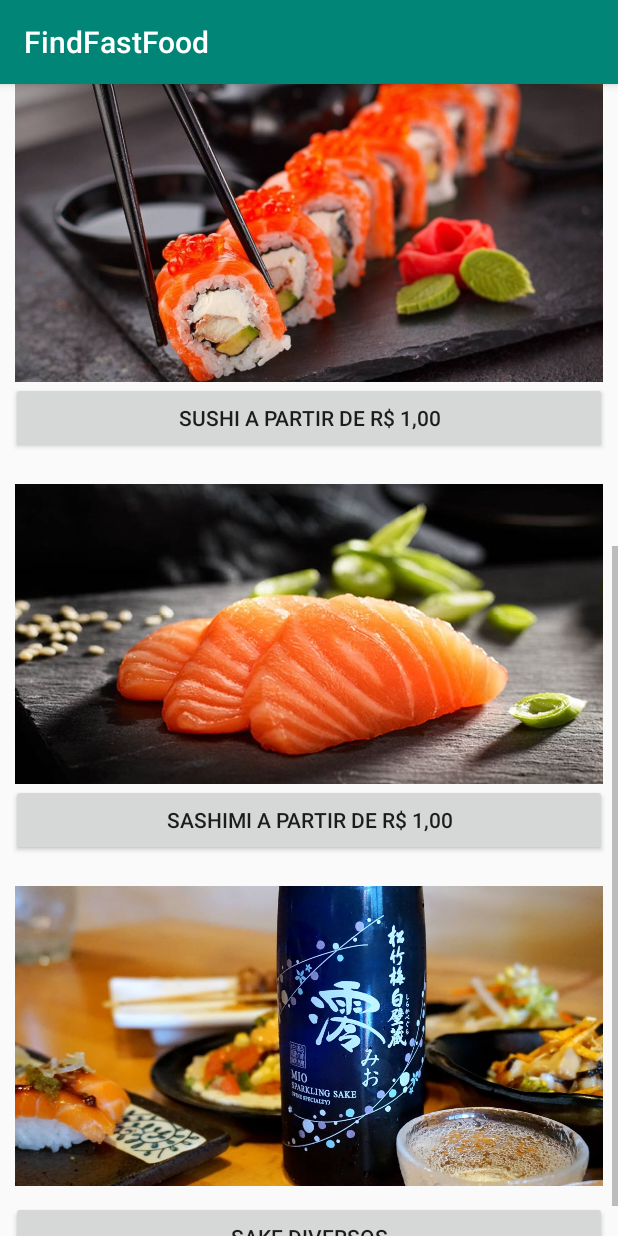
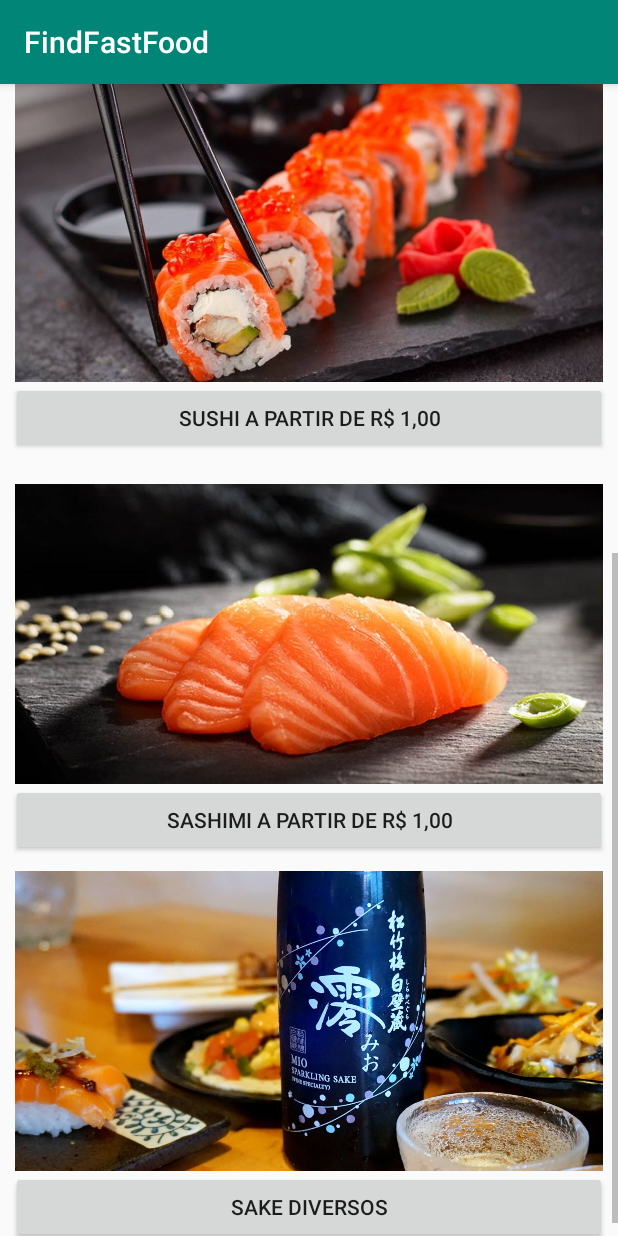
Before and after one commit to ParzivalMarcos/FindFastFoodDefinitivo, an Android app: the Japonesa screen opened directly, with no data from a screen before it, scrolled down 537 dp, on a phone screen of 412 x 824 dp. Run offline under Robolectric (Android 15) with nearby library versions, the phone set to English and light mode, and no system bars.

Commit message:
Ajuste de layout na pagina .Japonesa + preços

```diff
--- a/app/src/main/res/layout/activity_japonesa.xml
+++ b/app/src/main/res/layout/activity_japonesa.xml
@@ -90,9 +90,8 @@
             <ImageView
                 android:layout_width="match_parent"
                 android:layout_height="200dp"
-                android:layout_margin="10dp"
-                android:layout_marginStart="10dp"
-                android:layout_marginEnd="10dp"
+                android:layout_marginLeft="10dp"
+                android:layout_marginRight="10dp"
                 android:scaleType="centerCrop"
                 android:src="@drawable/sake" />
 
```
